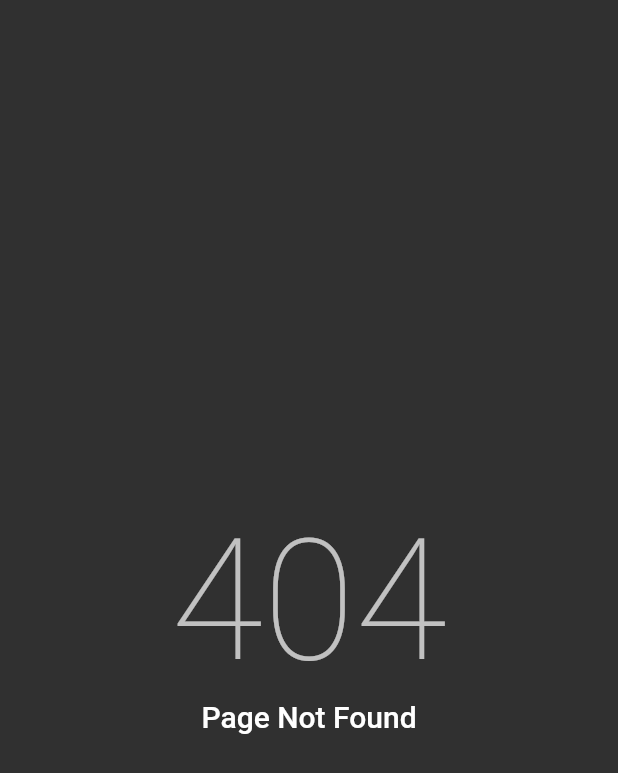
After one commit to indratrisnar/portfolio, a Flutter app: the NotFoundPage screen opened directly, on a phone screen of 412 x 824 dp. The commit adds this screen. Shown: the top 773 px of the screen. Run offline on Flutter 3.47's test engine with Material 2 defaults, Android fonts, the phone set to English and light mode, and no system bars; our stand-ins replace cloud_firestore, firebase_core, get, smooth_page_indicator, youtube_player_iframe; missing offline and left inert: d_info, d_view; accounts and stored records are empty.

Commit message:
update detail and route type

```diff
--- a/lib/main.dart
+++ b/lib/main.dart
@@ -1,6 +1,8 @@
 import 'package:firebase_core/firebase_core.dart';
 import 'package:flutter/material.dart';
 import 'package:get/get.dart';
+import 'package:portfolio/presentation/page/detail_app.dart';
+import 'package:portfolio/presentation/page/not_found_page.dart';
 
 import 'presentation/page/dashboard.dart';
 
@@ -28,7 +30,13 @@ class MyApp extends StatelessWidget {
   Widget build(BuildContext context) {
     return GetMaterialApp(
       debugShowCheckedModeBanner: false,
-      home: const Dashboard(),
+      initialRoute: '/',
+      unknownRoute:
+          GetPage(name: '/notfound', page: () => const NotFoundPage()),
+      getPages: [
+        GetPage(name: '/', page: () => const Dashboard()),
+        GetPage(name: '/detail-app', page: () => const DetailApp()),
+      ],
       theme: ThemeData.dark().copyWith(
           primaryColor: const Color(0xff2FA4FF),
           colorScheme: const ColorScheme.dark(
--- a/lib/presentation/page/dashboard.dart
+++ b/lib/presentation/page/dashboard.dart
@@ -1,8 +1,6 @@
 import 'package:d_view/d_view.dart';
 import 'package:flutter/material.dart';
 import 'package:get/get.dart';
-import 'package:portfolio/presentation/page/detail_app.dart';
-
 import '../../data/model/m_app.dart';
 import '../controller/c_dashboard.dart';
 
@@ -43,7 +41,7 @@ class Dashboard extends StatelessWidget {
             itemBuilder: (context, index) {
               MApp mApp = cDashboard.listApp[index];
               return GestureDetector(
-                onTap: () => Get.to(() => DetailApp(mApp: mApp)),
+                onTap: () => Get.toNamed('/detail-app?id=${mApp.id}'),
                 child: Column(
                   children: [
                     Expanded(
--- /dev/null
+++ b/lib/presentation/page/not_found_page.dart
@@ -0,0 +1,27 @@
+import 'package:d_view/d_view.dart';
+import 'package:flutter/material.dart';
+
+class NotFoundPage extends StatelessWidget {
+  const NotFoundPage({Key? key}) : super(key: key);
+
+  @override
+  Widget build(BuildContext context) {
+    return Scaffold(
+      body: Center(
+        child: Column(
+          mainAxisSize: MainAxisSize.min,
+          children: [
+            Text(
+              '404',
+              style: Theme.of(context).textTheme.displayLarge,
+            ),
+            Text(
+              'Page Not Found',
+              style: Theme.of(context).textTheme.headline6,
+            ),
+          ],
+        ),
+      ),
+    );
+  }
+}
```
Also changed, not shown: lib/data/source/fire_app.dart (+7 -0 lines), lib/presentation/controller/c_detail_app.dart (added, +34 -0 lines), lib/presentation/page/detail_app.dart (+54 -35 lines), 14 other files.
